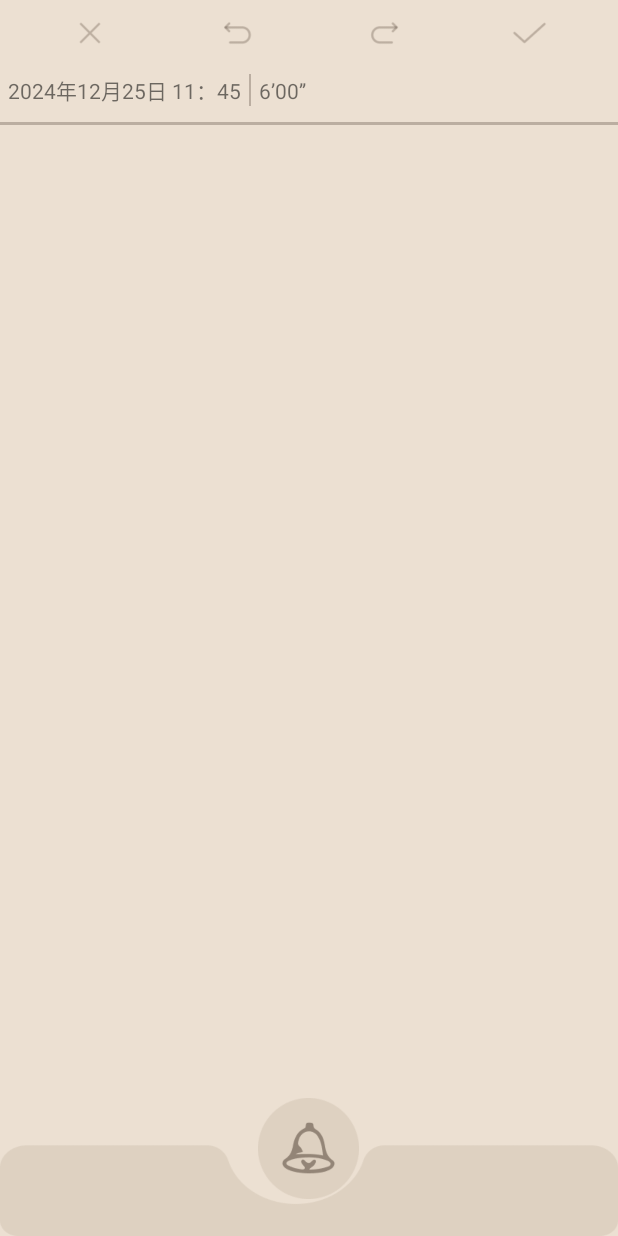
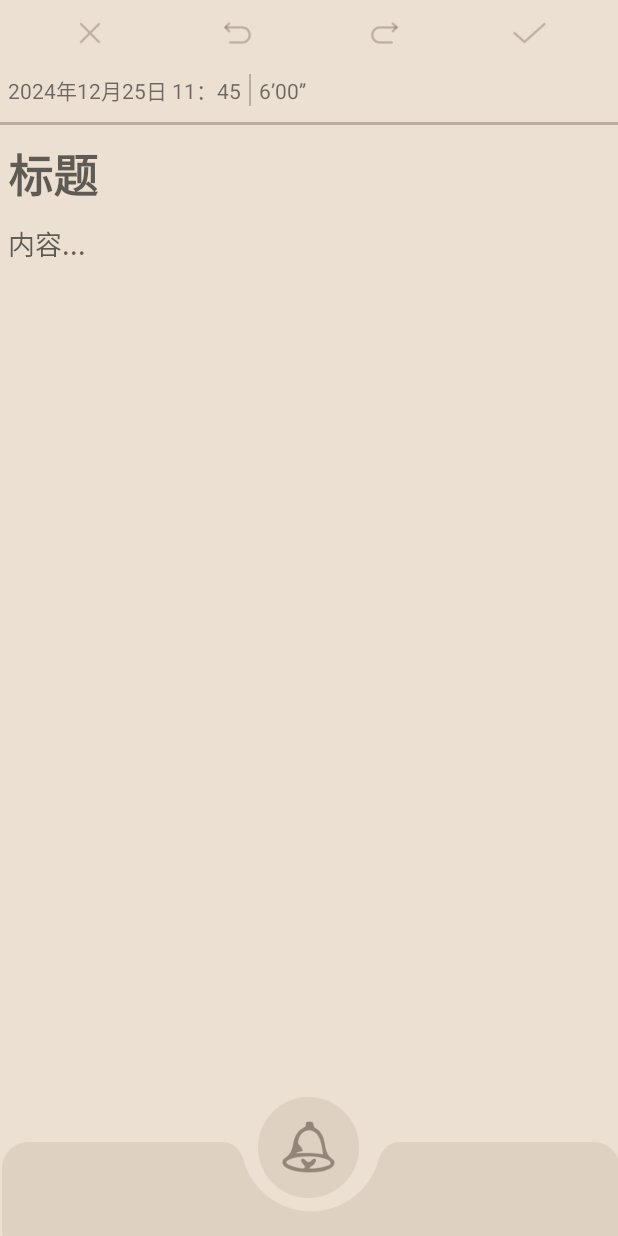
Before and after one commit to bueaty12345/Bujen, an Android app: the ParyWrite screen opened directly, with no data from a screen before it, on a phone screen of 412 x 824 dp. Run offline under Robolectric (Android 15) with nearby library versions, the phone set to English and light mode, and no system bars.

Commit message:
fead-pary

```diff
--- a/app/src/main/java/com/yunsong/bujen/pary/ParyWrite.java
+++ b/app/src/main/java/com/yunsong/bujen/pary/ParyWrite.java
@@ -1,6 +1,10 @@
 package com.yunsong.bujen.pary;
 
+import android.animation.ObjectAnimator;
 import android.os.Bundle;
+import android.view.View;
+import android.widget.Button;
+import android.widget.ImageView;
 
 import androidx.activity.EdgeToEdge;
 import androidx.appcompat.app.AppCompatActivity;
@@ -11,6 +15,7 @@ import androidx.core.view.WindowInsetsCompat;
 import com.yunsong.bujen.R;
 
 public class ParyWrite extends AppCompatActivity {
+    private ImageView img_main, img_zp, img_xj;
 
     @Override
     protected void onCreate(Bundle savedInstanceState) {
@@ -22,5 +27,33 @@ public class ParyWrite extends AppCompatActivity {
             v.setPadding(systemBars.left, systemBars.top, systemBars.right, systemBars.bottom);
             return insets;
         });
+        img_main = findViewById(R.id.img_main);
+        img_zp = findViewById(R.id.img_zp);
+        img_xj = findViewById(R.id.img_xj);
+
+        img_main.setOnClickListener(new View.OnClickListener() {
+            @Override
+            public void onClick(View v) {
+                // 在点击主按钮时，开始扇形展开动画
+                img_zp.setVisibility(View.VISIBLE);
+                img_xj.setVisibility(View.VISIBLE);
+
+                // 按钮1的动画：从主按钮位置向上移动
+                ObjectAnimator animator1 = ObjectAnimator.ofFloat(img_zp, "translationY", 0f, -250f);
+                animator1.setDuration(700);
+
+                // 按钮2的动画：从主按钮位置向右上方发散
+                ObjectAnimator animator2X = ObjectAnimator.ofFloat(img_xj, "translationX", 0f, 200f); // X轴向右移动
+                ObjectAnimator animator2Y = ObjectAnimator.ofFloat(img_xj, "translationY", 0f, -200f); // Y轴向上移动
+                animator2X.setDuration(700);
+                animator2Y.setDuration(700);
+
+                // 动画执行
+                animator1.start();
+                animator2X.start();
+                animator2Y.start();
+            }
+        });
+
     }
 }
--- a/app/src/main/res/layout/activity_pary_write.xml
+++ b/app/src/main/res/layout/activity_pary_write.xml
@@ -9,15 +9,15 @@
     tools:context=".pary.ParyWrite">
 
     <LinearLayout
+        android:id="@+id/linearLayout17"
         android:layout_width="match_parent"
         android:layout_height="0dp"
         android:orientation="vertical"
-        app:layout_constraintBottom_toBottomOf="parent"
+        app:layout_constraintBottom_toTopOf="@+id/lin_high"
         app:layout_constraintEnd_toEndOf="parent"
         app:layout_constraintHorizontal_bias="0.0"
         app:layout_constraintStart_toStartOf="parent"
-        app:layout_constraintTop_toTopOf="parent"
-        app:layout_constraintVertical_bias="0.0">
+        app:layout_constraintTop_toTopOf="parent">
 
         <LinearLayout
             android:layout_width="match_parent"
@@ -26,28 +26,28 @@
             android:padding="10dp">
 
             <ImageView
-                android:id="@+id/imageView30"
+                android:id="@+id/img_back"
                 android:layout_width="wrap_content"
                 android:layout_height="24dp"
                 android:layout_weight="1"
                 app:srcCompat="@drawable/icon_cuo" />
 
             <ImageView
-                android:id="@+id/imageView31"
+                android:id="@+id/img_chehui"
                 android:layout_width="wrap_content"
                 android:layout_height="24dp"
                 android:layout_weight="1"
                 app:srcCompat="@drawable/icon_chehui" />
 
             <ImageView
-                android:id="@+id/imageView32"
+                android:id="@+id/img_huifu"
                 android:layout_width="wrap_content"
                 android:layout_height="24dp"
                 android:layout_weight="1"
                 app:srcCompat="@drawable/icon_huifu" />
 
             <ImageView
-                android:id="@+id/imageView33"
+                android:id="@+id/img_ok"
                 android:layout_width="wrap_content"
                 android:layout_height="24dp"
                 android:layout_weight="1"
@@ -61,7 +61,7 @@
             android:padding="5dp">
 
             <TextView
-                android:id="@+id/textView30"
+                android:id="@+id/txt_date"
                 android:layout_width="wrap_content"
                 android:layout_height="wrap_content"
                 android:layout_marginRight="5dp"
@@ -78,7 +78,7 @@
                 android:visibility="visible" />
 
             <TextView
-                android:id="@+id/textView25"
+                android:id="@+id/txt_sort"
                 android:layout_width="wrap_content"
                 android:layout_height="wrap_content"
                 android:layout_marginLeft="5dp"
@@ -97,24 +97,116 @@
             android:background="#BBAEA1"
             android:visibility="visible" />
 
+        <ScrollView
+            android:layout_width="match_parent"
+            android:layout_height="match_parent">
+
+            <LinearLayout
+                android:layout_width="match_parent"
+                android:layout_height="wrap_content"
+                android:orientation="vertical">
+
+                <LinearLayout
+                    android:layout_width="match_parent"
+                    android:layout_height="match_parent"
+                    android:orientation="vertical"
+                    android:paddingLeft="5dp"
+                    android:paddingRight="5dp">
+
+                    <EditText
+                        android:id="@+id/edtxt_title"
+                        android:layout_width="match_parent"
+                        android:layout_height="wrap_content"
+                        android:layout_marginTop="10dp"
+                        android:background="@android:color/transparent"
+                        android:ems="10"
+                        android:hint="标题"
+                        android:inputType="text"
+                        android:textSize="30sp"
+                        android:textStyle="bold" />
+
+                    <EditText
+                        android:id="@+id/edtxt_content"
+                        android:layout_width="match_parent"
+                        android:layout_height="wrap_content"
+                        android:layout_marginTop="10dp"
+                        android:background="@android:color/transparent"
+                        android:ems="10"
+                        android:gravity="start|top"
+                        android:hint="内容..."
+                        android:inputType="textMultiLine" />
+                </LinearLayout>
+            </LinearLayout>
+        </ScrollView>
+
     </LinearLayout>
 
     <LinearLayout
-        android:id="@+id/linearLayout18"
+        android:id="@+id/lin_high"
         android:layout_width="match_parent"
-        android:layout_height="92dp"
-        android:background="@drawable/bg_write"
+        android:layout_height="150dp"
         android:gravity="center_horizontal"
         android:orientation="vertical"
+        android:visibility="visible"
         app:layout_constraintBottom_toBottomOf="parent"
         app:layout_constraintEnd_toEndOf="parent"
+        app:layout_constraintHorizontal_bias="0.0"
         app:layout_constraintStart_toStartOf="parent">
 
-        <ImageView
-            android:id="@+id/imageView22"
-            android:layout_width="67dp"
-            android:layout_height="67dp"
-            app:srcCompat="@drawable/icon_yuyin" />
+
+        <RelativeLayout
+            android:layout_width="match_parent"
+            android:layout_height="match_parent">
+
+            <!-- 背景图片 -->
+            <ImageView
+                android:id="@+id/imageView33"
+                android:layout_width="wrap_content"
+                android:layout_height="100dp"
+                android:layout_alignParentStart="true"
+                android:layout_alignParentEnd="true"
+                android:layout_alignParentBottom="true"
+                android:layout_marginStart="1dp"
+                android:layout_marginEnd="-1dp"
+                android:layout_marginBottom="0dp"
+                app:srcCompat="@drawable/bg_write" />
+
+            <!-- 扇形展开的按钮1 -->
+            <ImageView
+                android:id="@+id/img_zp"
+                android:layout_width="36dp"
+                android:layout_height="36dp"
+                android:layout_alignParentBottom="true"
+                android:layout_centerHorizontal="true"
+                android:layout_marginBottom="25dp"
+                android:scaleType="centerCrop"
+                android:visibility="gone"
+                app:srcCompat="@drawable/icon_zp" />
+
+            <!-- 扇形展开的按钮2 -->
+            <ImageView
+                android:id="@+id/img_xj"
+                android:layout_width="36dp"
+                android:layout_height="36dp"
+                android:layout_alignParentBottom="true"
+                android:layout_centerHorizontal="true"
+                android:layout_marginBottom="25dp"
+                android:scaleType="centerCrop"
+                android:visibility="gone"
+                app:srcCompat="@drawable/icon_xj" />
+
+            <!-- 主按钮 -->
+            <ImageView
+                android:id="@+id/img_main"
+                android:layout_width="67dp"
+                android:layout_height="67dp"
+                android:layout_centerHorizontal="true"
+                android:layout_alignParentBottom="true"
+                android:layout_marginBottom="25dp"
+                android:scaleType="centerCrop"
+                app:srcCompat="@drawable/icon_yuyin" />
+        </RelativeLayout>
+
     </LinearLayout>
 
 </androidx.constraintlayout.widget.ConstraintLayout>
```
Also changed, not shown: app/src/main/AndroidManifest.xml (+7 -4 lines), app/src/main/java/com/yunsong/bujen/fragment/PrayFragment.java (+14 -1 lines), app/src/main/java/com/yunsong/bujen/pary/Owned.java (added, +37 -0 lines), app/src/main/res/layout/activity_owned.xml (added, +81 -0 lines), app/src/main/res/layout/item_pary_local.xml (added, +87 -0 lines), app/src/main/res/drawable/bg_write.png, app/src/main/res/drawable/icon_cf.png (added), app/src/main/res/drawable/icon_xj.png (added), app/src/main/res/drawable/icon_zp.png (added), app/src/main/res/drawable/pary_bg.png (added).
